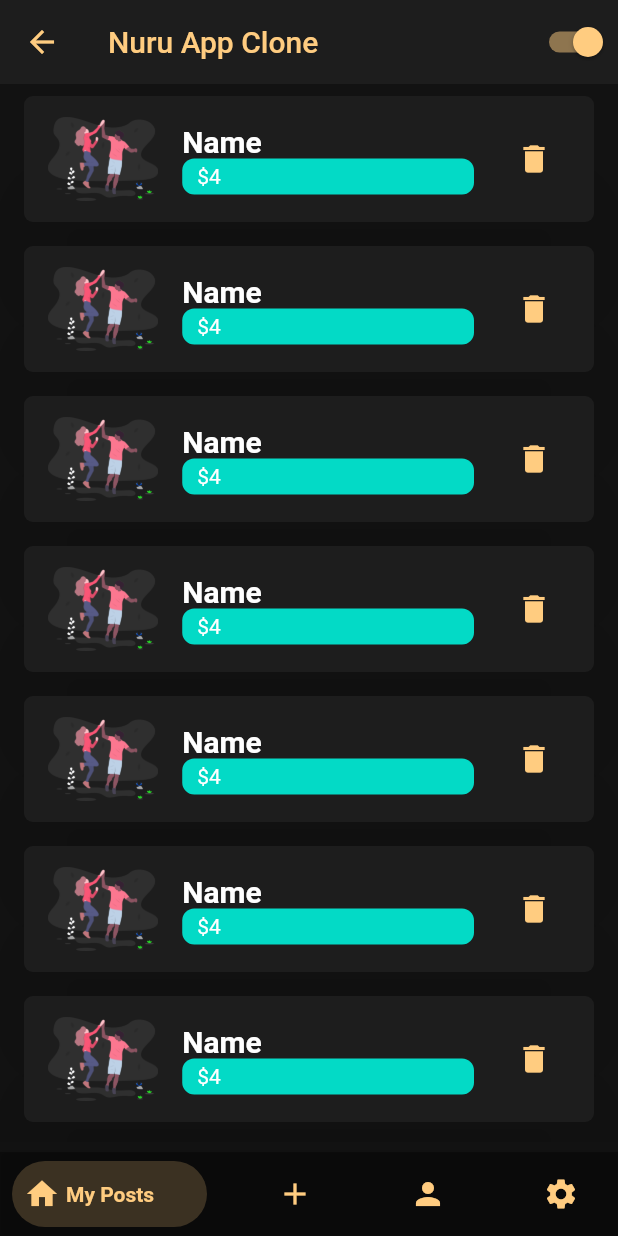
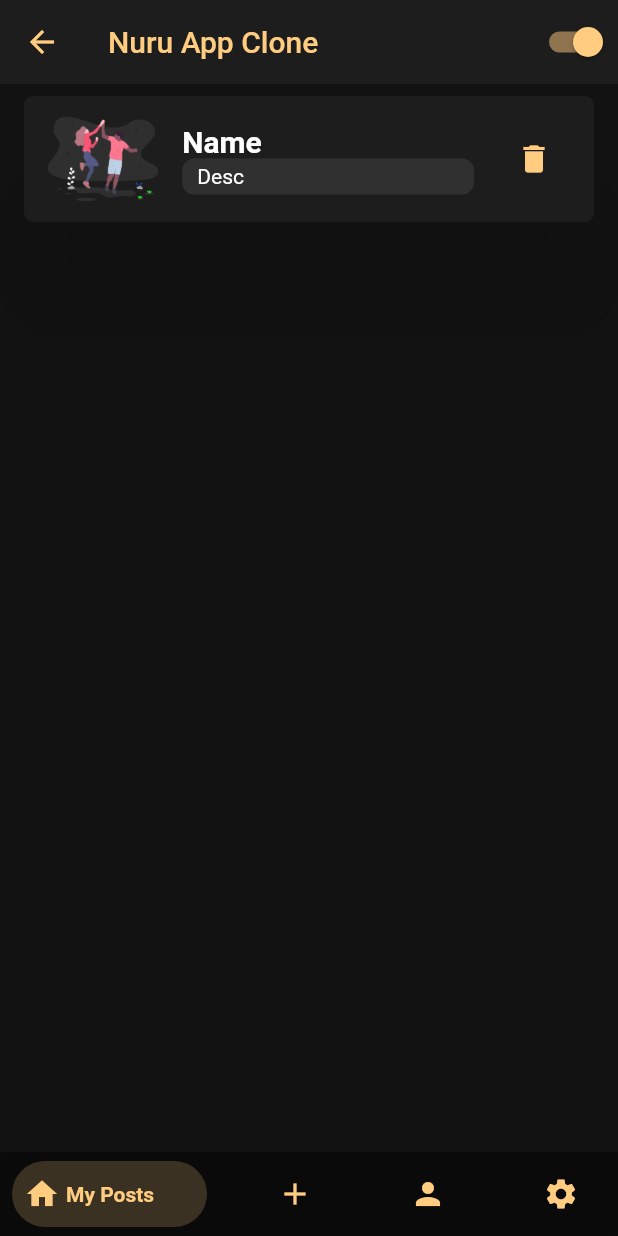
Before and after one commit to Laurent-c4/NuruAppClone, a Flutter app: the HomePage screen opened directly, on a phone screen of 412 x 824 dp. Run offline on Flutter 3.47's test engine with Material 2 defaults, Android fonts, the phone set to English and light mode, and no system bars; drawn by our look-alikes of bottom_navy_bar; our stand-ins replace firebase_auth, firebase_core, font_awesome_flutter, google_sign_in, image_picker, introduction_screen and 2 more; missing offline and left inert: flutter_sound_lite, loading; accounts and stored records are empty; statements that could not run were skipped; project files that could hold a hidden picture were left out.

```diff
--- a/lib/data.dart
+++ b/lib/data.dart
@@ -1,16 +1,5 @@
 import 'package:nuru_clone_app/model/post.dart';
 
-const List<Post> posts = <Post>[
-  Post(postName: "Name", price: 4.0, postImg: "img"),
-  Post(postName: "Name", price: 4.0, postImg: "img"),
-  Post(postName: "Name", price: 4.0, postImg: "img"),
-  Post(postName: "Name", price: 4.0, postImg: "img"),
-  Post(postName: "Name", price: 4.0, postImg: "img"),
-  Post(postName: "Name", price: 4.0, postImg: "img"),
-  Post(postName: "Name", price: 4.0, postImg: "img"),
-  Post(postName: "Name", price: 4.0, postImg: "img"),
-  Post(postName: "Name", price: 4.0, postImg: "img"),
-  Post(postName: "Name", price: 4.0, postImg: "img"),
-  Post(postName: "Name", price: 4.0, postImg: "img"),
-  Post(postName: "Name", price: 4.0, postImg: "img")
+List<Post> posts = <Post>[
+  Post(postTitle: "Name", postDescription: "Desc", postMediaList: null),
 ];
--- a/lib/main.dart
+++ b/lib/main.dart
@@ -7,6 +7,7 @@ import 'package:loading/loading.dart';
 import 'package:nuru_clone_app/pages/auth_page.dart';
 import 'package:nuru_clone_app/pages/home_page.dart';
 import 'package:nuru_clone_app/pages/splash_screen.dart';
+import 'package:nuru_clone_app/provider/post_provider.dart';
 import 'package:nuru_clone_app/provider/theme_provider.dart';
 import 'package:nuru_clone_app/services/authentication_service.dart';
 import 'package:provider/provider.dart';
@@ -41,6 +42,8 @@ class MyApp extends StatelessWidget {
             providers: [
               Provider<AuthenticationService>(
                   create: (_) => AuthenticationService(FirebaseAuth.instance)),
+              ChangeNotifierProvider(
+                  create: (_) => PostProvider()),
               StreamProvider(
                 create: (context) =>
                     context.read<AuthenticationService>().authStateChanges,
--- a/lib/model/post.dart
+++ b/lib/model/post.dart
@@ -1,8 +1,17 @@
+import 'package:nuru_clone_app/model/post_media.dart';
+
 class Post
 {
-  final String postName;
-  final String postImg;
-  final double price;
+  String postTitle;
+  String postDescription;
+  List<PostMedia> postMediaList;
 
-  const Post({this.postName, this.price, this.postImg});
+  String get getPostTitle => postTitle;
+  String get getPostDescription => postDescription;
+  List<PostMedia> get getPostMedia => postMediaList;
+
+  Post({this.postTitle, this.postDescription, this.postMediaList});
+
+
+
 }
--- a/lib/pages/home_page.dart
+++ b/lib/pages/home_page.dart
@@ -1,8 +1,10 @@
 import 'package:bottom_navy_bar/bottom_navy_bar.dart';
 import 'package:flutter/material.dart';
 import 'package:nuru_clone_app/model/post.dart';
+import 'package:nuru_clone_app/pages/add_post_page.dart';
 import 'package:nuru_clone_app/pages/posts_page.dart';
 import 'package:nuru_clone_app/widgets/change_theme_button_widget.dart';
+import 'package:nuru_clone_app/widgets/image_picker.dart';
 
 import 'package:nuru_clone_app/widgets/post_item.dart';
 import 'package:nuru_clone_app/widgets/simple_recorder.dart';
@@ -61,9 +63,9 @@ class _HomePageState extends State<HomePage> {
             },
             children: <Widget>[
               PostsPage(),
-              SimpleRecorder(),
+              AddPostPage(),
               ProfilePage(),
-              Container(color: Colors.red,),
+              Container(color: Theme.of(context).scaffoldBackgroundColor,child: Center(child: Text("Coming Soon!!!"),),),
             ],
           ),
         ),
--- a/lib/pages/posts_page.dart
+++ b/lib/pages/posts_page.dart
@@ -5,7 +5,7 @@ import 'package:nuru_clone_app/model/post.dart';
 import 'package:nuru_clone_app/widgets/post_item.dart';
 
 class PostsPage extends StatelessWidget {
-  List<Post> items = posts;
+  final List<Post> items = posts;
 
   PostsPage({Key key}) : super(key: key);
 
--- a/lib/pages/profile_page.dart
+++ b/lib/pages/profile_page.dart
@@ -124,14 +124,14 @@ class ProfilePage extends StatelessWidget {
             ],
           ),
           SizedBox(height: 16),
-          Text('Photography is the story I fail to put into words'),
+          Text('NuruApp'),
           SizedBox(height: 16),
           Row(
             mainAxisAlignment: MainAxisAlignment.spaceAround,
             children: [
               buildCounters(context, '36', 'Posts'),
-              buildCounters(context, '3.5K', 'Following'),
-              buildCounters(context, '15K', 'Followers'),
+              // buildCounters(context, '3.5K', 'Following'),
+              // buildCounters(context, '15K', 'Followers'),
             ],
           ),
         ],
--- a/lib/widgets/post_item.dart
+++ b/lib/widgets/post_item.dart
@@ -1,50 +1,41 @@
 import 'package:flutter/material.dart';
 import 'package:nuru_clone_app/model/post.dart';
 
-class PostItem extends StatelessWidget
-{
+class PostItem extends StatelessWidget {
   final Post post;
+
   PostItem(this.post);
 
   @override
-  Widget build(BuildContext context)
-  {
-    return new Container
-      (
+  Widget build(BuildContext context) {
+    return new Container(
       margin: new EdgeInsets.symmetric(horizontal: 16.0, vertical: 8.0),
-      child: new Material
-        (
+      child: new Material(
         elevation: 30.0,
         shadowColor: Colors.black54,
         color: Theme.of(context).disabledColor,
         borderRadius: new BorderRadius.circular(6.0),
-        child: new Padding
-          (
+        child: new Padding(
           padding: new EdgeInsets.symmetric(vertical: 6.0),
-          child: new ListTile
-            (
+          child: new ListTile(
             // leading: new Image.asset('res/${post.postImg}'),
             leading: new Image.asset('assets/img/login_logo.png'),
-            title: new Text(post.postName, style: new TextStyle(fontWeight: FontWeight.w700, fontSize: 20.0)),
-            subtitle: new Material
-              (
-              color: Theme.of(context).accentColor,
+            title: new Text(post.postTitle,
+                style:
+                    new TextStyle(fontWeight: FontWeight.w700, fontSize: 20.0)),
+            subtitle: new Material(
+              // color: Theme.of(context).accentColor,
               borderRadius: new BorderRadius.circular(8.0),
-              child: new Container
-                (
-                margin: new EdgeInsets.symmetric(horizontal: 10.0, vertical: 4.0),
-                child: new Text
-                  (
-                    post.price - post.price.truncate() > 0
-                        ? '\$${post.price.toStringAsFixed(2)}'
-                        : '\$${post.price.truncate()}',
-                   ),
+              child: new Container(
+                margin:
+                    new EdgeInsets.symmetric(horizontal: 10.0, vertical: 4.0),
+                child: new Text(post.postDescription),
               ),
             ),
-            trailing: new IconButton
-              (
+            trailing: new IconButton(
               onPressed: () {},
-              icon: new Icon(Icons.delete, color: Theme.of(context).primaryColor),
+              icon:
+                  new Icon(Icons.delete, color: Theme.of(context).primaryColor),
             ),
           ),
         ),
```
Also changed, not shown: lib/widgets/image_picker.dart (+26 -7 lines), lib/widgets/simple_recorder.dart (+27 -1 lines).
